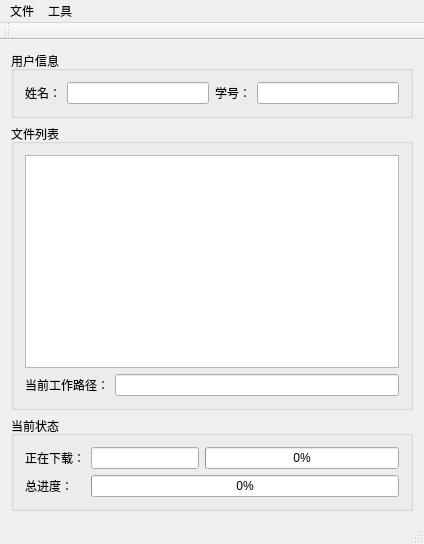
This is mainwindow.ui in ChocoCLv/LIMS_FILE_CLIENT as Qt 5 draws it before an edit. The edited form follows.
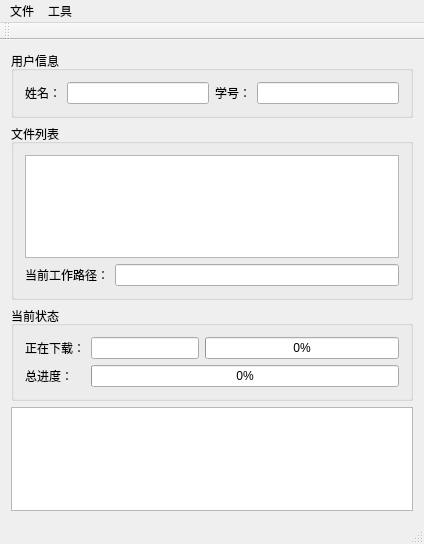
This is the edited form.

```diff
--- a/mainwindow.ui
+++ b/mainwindow.ui
@@ -131,6 +131,9 @@
       </layout>
      </widget>
     </item>
+    <item row="3" column="0">
+     <widget class="QTextEdit" name="edtLog"/>
+    </item>
    </layout>
   </widget>
   <widget class="QMenuBar" name="menuBar">
```
Left out of the diff: 11 changed lines with no effect on the pictures.
